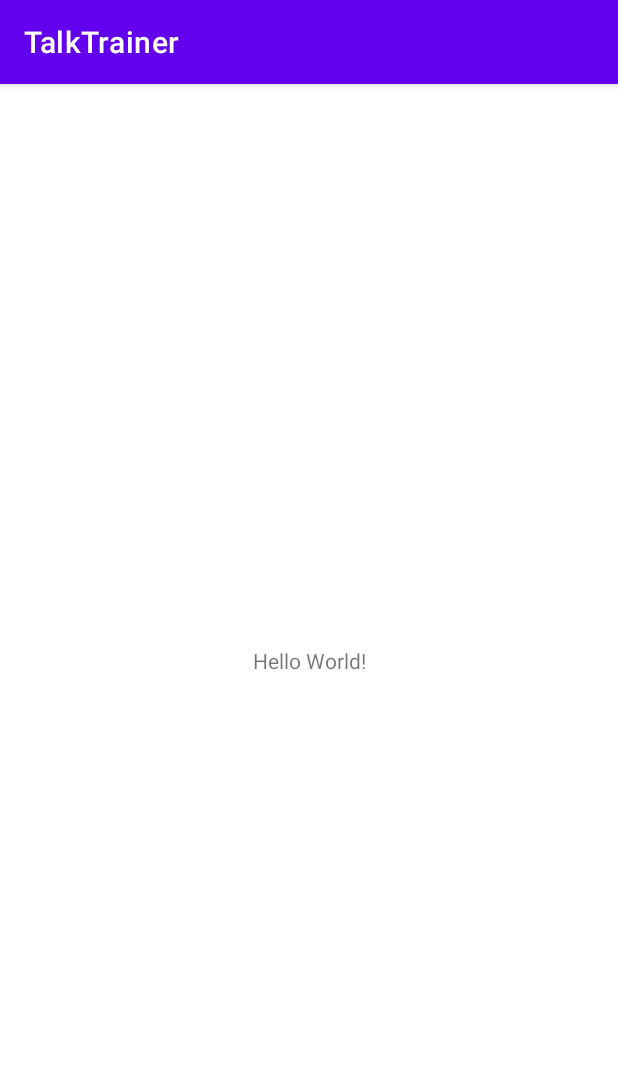
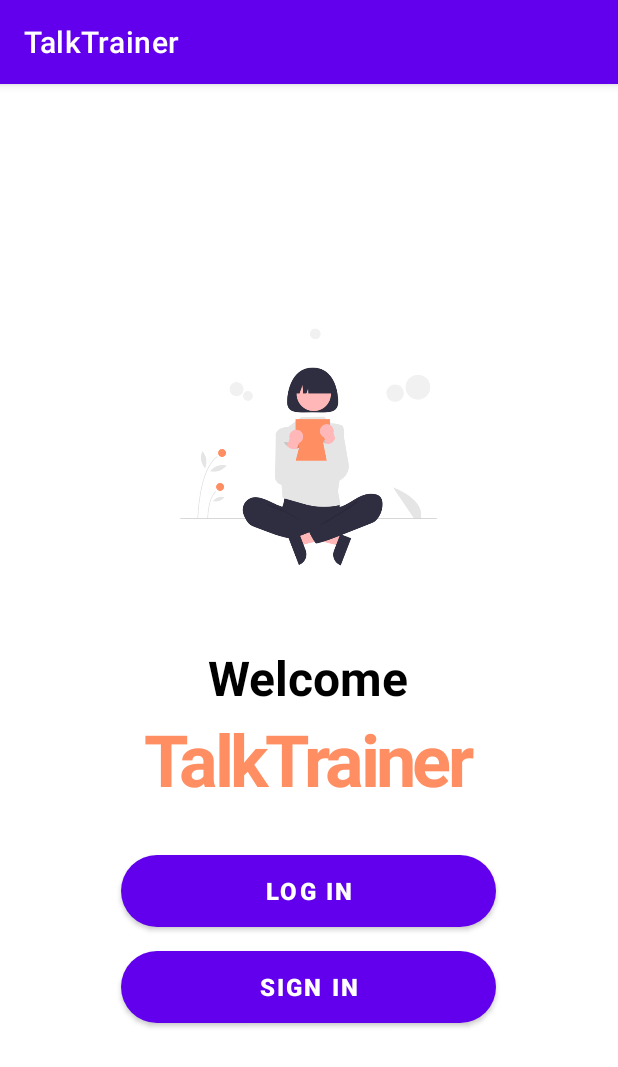
Before and after one commit to xAleksandrax/TalkTrainer, an Android app: the screen it shows after launch (MainActivity), on a phone screen of 412 x 824 dp. Shown: the top 1067 px of the screen. Run offline under Robolectric (Android 15) with nearby library versions, the phone set to English and light mode, and no system bars.

Commit message:
login and register interface

```diff
--- a/app/src/main/AndroidManifest.xml
+++ b/app/src/main/AndroidManifest.xml
@@ -22,7 +22,6 @@
             android:exported="true">
             <intent-filter>
                 <action android:name="android.intent.action.MAIN" />
-
                 <category android:name="android.intent.category.LAUNCHER" />
             </intent-filter>
         </activity>
--- /dev/null
+++ b/app/src/main/res/drawable/button_background.xml
@@ -0,0 +1,6 @@
+<?xml version="1.0" encoding="utf-8"?>
+<shape xmlns:android="http://schemas.android.com/apk/res/android"
+    android:shape="rectangle">
+    <corners android:radius="24dp" />
+    <solid android:color="#FF8F63" />
+</shape>
--- /dev/null
+++ b/app/src/main/res/drawable/button_rounded.xml
@@ -0,0 +1,6 @@
+<?xml version="1.0" encoding="utf-8"?>
+<shape xmlns:android="http://schemas.android.com/apk/res/android"
+    android:shape="rectangle">
+    <solid android:color="@color/black" />
+    <corners android:radius="25dp" />
+</shape>
--- /dev/null
+++ b/app/src/main/res/drawable/image_rounded.xml
@@ -0,0 +1,9 @@
+<?xml version="1.0" encoding="utf-8"?>
+<shape xmlns:android="http://schemas.android.com/apk/res/android"
+    android:shape="oval">
+
+    <solid android:color="#FFFFFF"/>
+    <stroke
+        android:color="#FF8F63"
+        android:width="6dp"/>
+</shape>
--- a/app/src/main/res/layout/activity_main.xml
+++ b/app/src/main/res/layout/activity_main.xml
@@ -1,18 +1,62 @@
 <?xml version="1.0" encoding="utf-8"?>
-<androidx.constraintlayout.widget.ConstraintLayout xmlns:android="http://schemas.android.com/apk/res/android"
+<LinearLayout
+    xmlns:android="http://schemas.android.com/apk/res/android"
     xmlns:app="http://schemas.android.com/apk/res-auto"
     xmlns:tools="http://schemas.android.com/tools"
     android:layout_width="match_parent"
     android:layout_height="match_parent"
+    android:orientation="vertical"
+    android:gravity="center"
     tools:context=".MainActivity">
 
+    <ImageView
+        android:id="@+id/imageView3"
+        android:layout_width="200dp"
+        android:layout_height="200dp"
+        android:src="@drawable/main"
+        android:scaleType="centerCrop"
+        android:background="@drawable/image_rounded"/>
+
     <TextView
+        android:id="@+id/welcome"
         android:layout_width="wrap_content"
         android:layout_height="wrap_content"
-        android:text="Hello World!"
-        app:layout_constraintBottom_toBottomOf="parent"
-        app:layout_constraintEnd_toEndOf="parent"
-        app:layout_constraintStart_toStartOf="parent"
-        app:layout_constraintTop_toTopOf="parent" />
+        android:layout_marginTop="32dp"
+        android:text="Welcome"
+        android:textSize="32sp"
+        android:textStyle="bold"
+        android:textColor="#000000"/>
 
-</androidx.constraintlayout.widget.ConstraintLayout>
+    <TextView
+        android:id="@+id/talkTrainer"
+        android:layout_width="wrap_content"
+        android:layout_height="wrap_content"
+        android:text="@string/app_name"
+        android:textSize="48sp"
+        android:textStyle="bold"
+        android:textColor="#FF8F63"
+        android:letterSpacing="-0.05"/>
+
+    <Button
+        android:id="@+id/login_button"
+        android:layout_width="250dp"
+        android:layout_height="wrap_content"
+        android:layout_marginTop="32dp"
+        android:text="LOG IN"
+        android:textSize="16sp"
+        android:textStyle="bold"
+        android:textColor="#FFFFFF"
+        android:background="@drawable/button_background"/>
+
+    <Button
+        android:id="@+id/signin_button"
+        android:layout_width="250dp"
+        android:layout_height="wrap_content"
+        android:layout_marginTop="16dp"
+        android:text="SIGN IN"
+        android:textSize="16sp"
+        android:textStyle="bold"
+        android:textColor="#FFFFFF"
+        android:background="@drawable/button_background"/>
+
+</LinearLayout>
```
Also changed, not shown: app/src/main/res/drawable/main.png (added).
